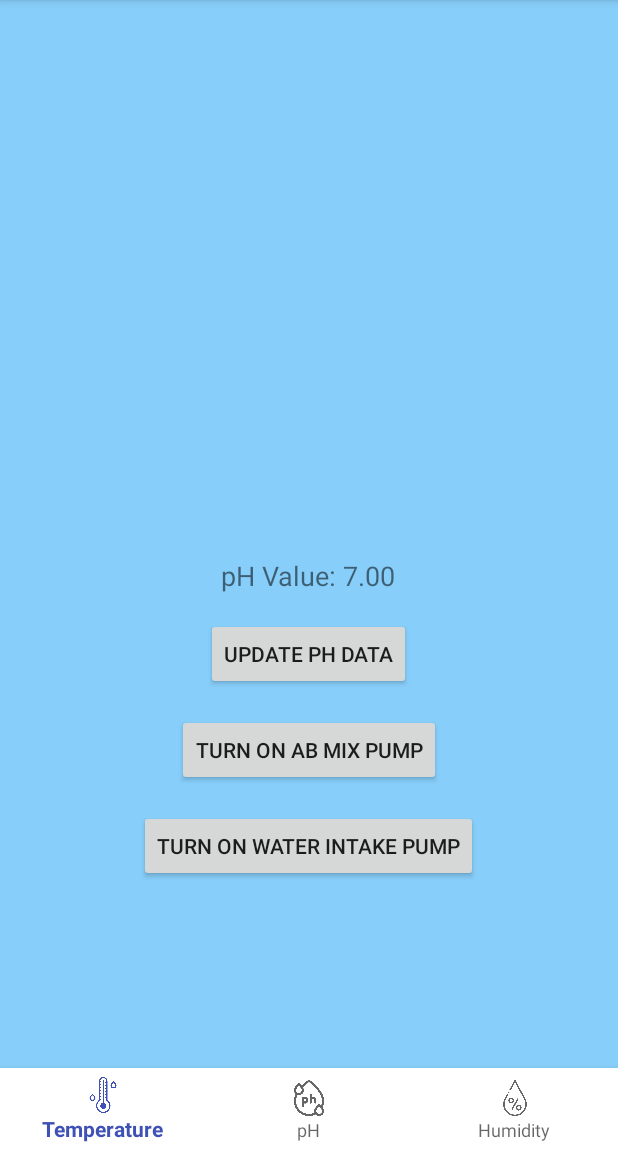
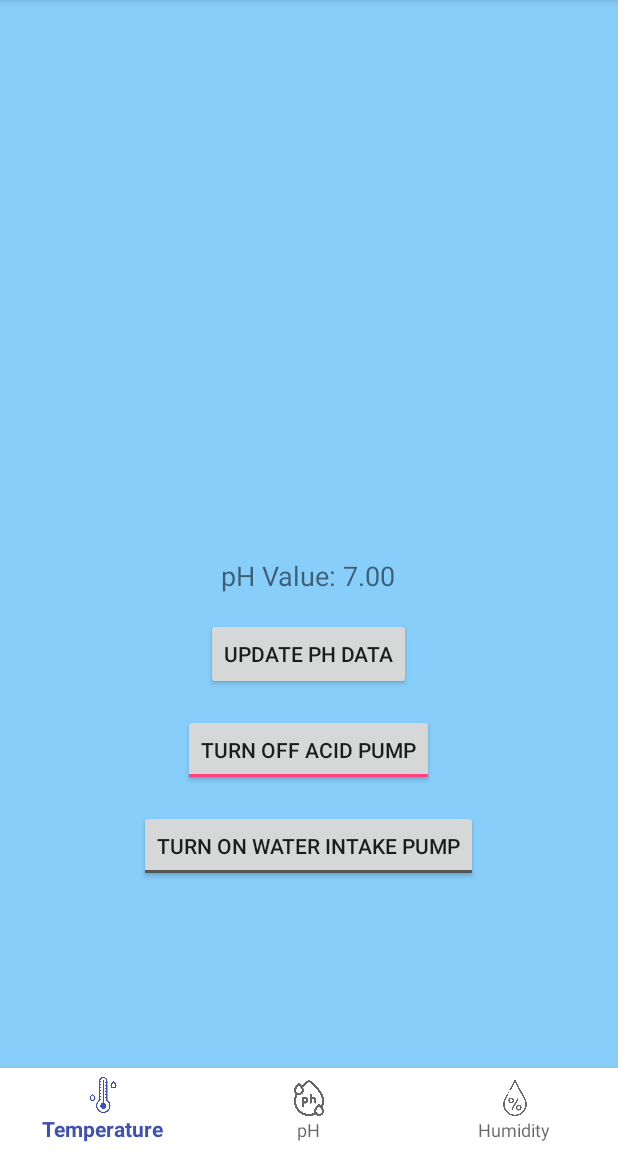
Before and after one commit to as13af/IoT-Based-Hydroponic-with-Blynk-API, an Android app built with Jetpack Compose: the PHActivity screen opened directly, with no data from a screen before it, after a tap on "TURN ON AB MIX PUMP", on a phone screen of 412 x 824 dp, the part 84-1236 px from its top. Run offline under Robolectric (Android 15) with nearby library versions, the phone set to English and light mode, and no system bars; 1 other tap on this screen came first.

Commit message:
Activity_ph.xml update

```diff
--- a/HydroponicNewCelery/app/src/main/res/layout/activity_ph.xml
+++ b/HydroponicNewCelery/app/src/main/res/layout/activity_ph.xml
@@ -6,7 +6,8 @@
 
     <!-- Include the common base layout -->
     <include layout="@layout/activity_base" />
-    <!-- Rule 1: Strive for Consistency -->
+
+    <!-- pH Value TextView -->
     <TextView
         android:id="@+id/phValueTextView"
         android:layout_width="wrap_content"
@@ -15,7 +16,7 @@
         android:text="@string/ph_value_placeholder"
         android:textSize="18sp" />
 
-    <!-- Rule 3: Offer Informative Feedback -->
+    <!-- Update pH Button -->
     <Button
         android:id="@+id/updatePhButton"
         android:layout_width="wrap_content"
@@ -25,23 +26,25 @@
         android:layout_marginTop="16dp"
         android:text="@string/update_ph_data_button" />
 
-    <!-- Rule 6: Permit Easy Reversal of Actions -->
-    <Button
+    <!-- Acid Pump Toggle Button -->
+    <ToggleButton
         android:id="@+id/acidPumpButton"
         android:layout_width="wrap_content"
         android:layout_height="wrap_content"
         android:layout_below="@id/updatePhButton"
         android:layout_centerHorizontal="true"
         android:layout_marginTop="16dp"
-        android:text="@string/turn_on_acid_pump" />
+        android:textOn="@string/turn_off_acid_pump"
+        android:textOff="@string/turn_on_acid_pump" />
 
-    <!-- Rule 6: Permit Easy Reversal of Actions -->
-    <Button
+    <!-- Base Pump Toggle Button -->
+    <ToggleButton
         android:id="@+id/basePumpButton"
         android:layout_width="wrap_content"
         android:layout_height="wrap_content"
         android:layout_below="@id/acidPumpButton"
         android:layout_centerHorizontal="true"
         android:layout_marginTop="16dp"
-        android:text="@string/turn_on_base_pump" />
+        android:textOn="@string/turn_off_base_pump"
+        android:textOff="@string/turn_on_base_pump" />
 </RelativeLayout>
--- a/HydroponicNewCelery/app/src/main/res/values/strings.xml
+++ b/HydroponicNewCelery/app/src/main/res/values/strings.xml
@@ -43,8 +43,9 @@
 
 
     <string name="turn_on_acid_pump">Turn On AB Mix Pump</string>
+    <string name="turn_off_acid_pump">Turn Off Acid Pump</string>
     <string name="turn_on_base_pump">Turn On Water Intake Pump</string>
-
+    <string name="turn_off_base_pump">Turn Off Base Pump</string>
 
     <string name="button_update_temperature_status">Update Temperature Status</string>
     <string name="button_update_water_temperature_status">Update Water Temperature Status</string>
```
